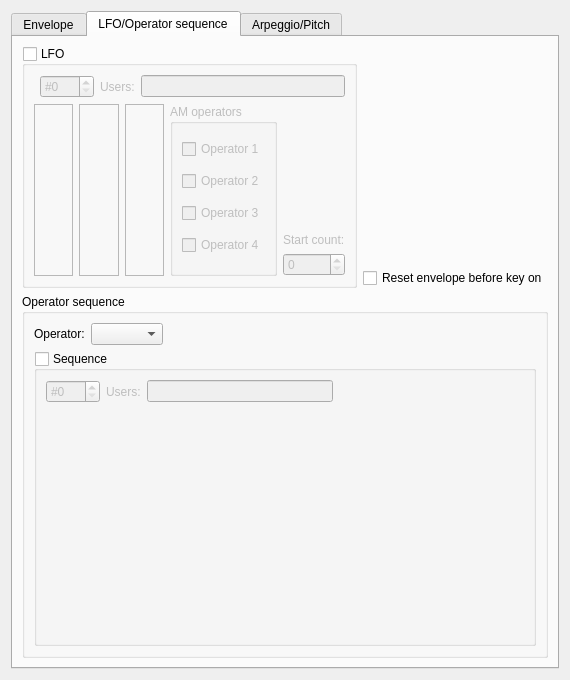
Old version of the form BambooTracker/gui/instrument_editor/instrument_editor_fm_form.ui in the repository BambooTracker/BambooTracker.
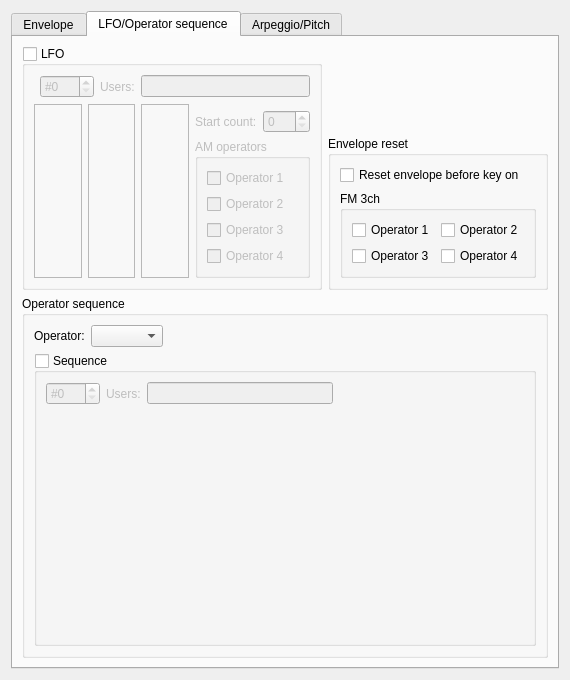
New version of the form. The open tabs and pages were chosen to show the change. Custom widgets are drawn as their Qt base class.

What changed in the file:
```diff
--- a/BambooTracker/gui/instrument_editor/instrument_editor_fm_form.ui
+++ b/BambooTracker/gui/instrument_editor/instrument_editor_fm_form.ui
@@ -149,6 +149,96 @@
        <string>LFO/Operator sequence</string>
       </attribute>
       <layout class="QGridLayout" name="gridLayout_3" rowstretch="4,6,0" columnstretch="0,0">
+       <item row="1" column="0" rowspan="2" colspan="2">
+        <widget class="QGroupBox" name="opSeqGroupBox">
+         <property name="title">
+          <string>Operator sequence</string>
+         </property>
+         <layout class="QGridLayout" name="gridLayout_12">
+          <item row="0" column="0">
+           <widget class="QLabel" name="opSeqTypeLabel">
+            <property name="text">
+             <string>Operator:</string>
+            </property>
+           </widget>
+          </item>
+          <item row="0" column="1">
+           <widget class="QComboBox" name="opSeqTypeComboBox"/>
+          </item>
+          <item row="0" column="2">
+           <spacer name="horizontalSpacer">
+            <property name="orientation">
+             <enum>Qt::Horizontal</enum>
+            </property>
+            <property name="sizeHint" stdset="0">
+             <size>
+              <width>40</width>
+              <height>20</height>
+             </size>
+            </property>
+           </spacer>
+          </item>
+          <item row="1" column="0" colspan="3">
+           <widget class="QGroupBox" name="opSeqEditGroupBox">
+            <property name="title">
+             <string>Sequence</string>
+            </property>
+            <property name="checkable">
+             <bool>true</bool>
+            </property>
+            <property name="checked">
+             <bool>false</bool>
+            </property>
+            <layout class="QGridLayout" name="gridLayout_10">
+             <item row="1" column="0" colspan="4">
+              <widget class="VisualizedInstrumentMacroEditor" name="opSeqEditor" native="true"/>
+             </item>
+             <item row="0" column="3">
+              <spacer name="horizontalSpacer_5">
+               <property name="orientation">
+                <enum>Qt::Horizontal</enum>
+               </property>
+               <property name="sizeHint" stdset="0">
+                <size>
+                 <width>40</width>
+                 <height>20</height>
+                </size>
+               </property>
+              </spacer>
+             </item>
+             <item row="0" column="2">
+              <widget class="QLineEdit" name="opSeqUsersLineEdit">
+               <property name="enabled">
+                <bool>false</bool>
+               </property>
+               <property name="readOnly">
+                <bool>true</bool>
+               </property>
+              </widget>
+             </item>
+             <item row="0" column="0">
+              <widget class="QSpinBox" name="opSeqNumSpinBox">
+               <property name="prefix">
+                <string>#</string>
+               </property>
+               <property name="maximum">
+                <number>127</number>
+               </property>
+              </widget>
+             </item>
+             <item row="0" column="1" alignment="Qt::AlignRight">
+              <widget class="QLabel" name="opSeqUsersLabel">
+               <property name="text">
+                <string>Users:</string>
+               </property>
+              </widget>
+             </item>
+            </layout>
+           </widget>
+          </item>
+         </layout>
+        </widget>
+       </item>
        <item row="0" column="0">
         <widget class="QGroupBox" name="lfoGroupBox">
          <property name="title">
@@ -190,30 +280,34 @@
           </item>
           <item row="1" column="0" colspan="4">
            <layout class="QGridLayout" name="gridLayout_7">
-            <item row="1" column="4" alignment="Qt::AlignHCenter">
-             <widget class="QLabel" name="lfoStartLabel">
-              <property name="text">
-               <string>Start count:</string>
+            <item row="0" column="2" rowspan="3">
+             <widget class="LabeledVerticalSlider" name="amsSlider">
+              <property name="frameShape">
+               <enum>QFrame::StyledPanel</enum>
               </property>
              </widget>
             </item>
-            <item row="2" column="4">
-             <widget class="QSpinBox" name="lfoStartSpinBox"/>
+            <item row="0" column="1" rowspan="3">
+             <widget class="LabeledVerticalSlider" name="pmsSlider">
+              <property name="frameShape">
+               <enum>QFrame::StyledPanel</enum>
+              </property>
+              <property name="frameShadow">
+               <enum>QFrame::Raised</enum>
+              </property>
+             </widget>
             </item>
-            <item row="0" column="4">
-             <spacer name="verticalSpacer_3">
-              <property name="orientation">
-               <enum>Qt::Vertical</enum>
+            <item row="0" column="0" rowspan="3">
+             <widget class="LabeledVerticalSlider" name="lfoFreqSlider">
+              <property name="frameShape">
+               <enum>QFrame::StyledPanel</enum>
               </property>
-              <property name="sizeHint" stdset="0">
-               <size>
-                <width>20</width>
-                <height>40</height>
-               </size>
+              <property name="frameShadow">
+               <enum>QFrame::Raised</enum>
               </property>
-             </spacer>
+             </widget>
             </item>
-            <item row="0" column="3" rowspan="3">
+            <item row="2" column="3" colspan="2">
              <widget class="QGroupBox" name="amOpsGroupBox">
               <property name="title">
                <string>AM operators</string>
@@ -250,35 +344,31 @@
               </layout>
              </widget>
             </item>
-            <item row="0" column="2" rowspan="3">
-             <widget class="LabeledVerticalSlider" name="amsSlider">
-              <property name="frameShape">
-               <enum>QFrame::StyledPanel</enum>
+            <item row="1" column="3">
+             <widget class="QLabel" name="lfoStartLabel">
+              <property name="text">
+               <string>Start count:</string>
               </property>
               <property name="frameShadow">
                <enum>QFrame::Raised</enum>
               </property>
              </widget>
             </item>
-            <item row="0" column="1" rowspan="3">
-             <widget class="LabeledVerticalSlider" name="pmsSlider">
-              <property name="frameShape">
-               <enum>QFrame::StyledPanel</enum>
-              </property>
-              <property name="frameShadow">
-               <enum>QFrame::Raised</enum>
-              </property>
-             </widget>
+            <item row="1" column="4">
+             <widget class="QSpinBox" name="lfoStartSpinBox"/>
             </item>
-            <item row="0" column="0" rowspan="3">
-             <widget class="LabeledVerticalSlider" name="lfoFreqSlider">
-              <property name="frameShape">
-               <enum>QFrame::StyledPanel</enum>
+            <item row="0" column="3">
+             <spacer name="verticalSpacer">
+              <property name="orientation">
+               <enum>Qt::Vertical</enum>
               </property>
-              <property name="frameShadow">
-               <enum>QFrame::Raised</enum>
+              <property name="sizeHint" stdset="0">
+               <size>
+                <width>20</width>
+                <height>40</height>
+               </size>
               </property>
-             </widget>
+             </spacer>
             </item>
            </layout>
           </item>
@@ -287,7 +377,13 @@
        </item>
        <item row="0" column="1">
         <layout class="QGridLayout" name="gridLayout_8">
-         <item row="1" column="0" colspan="2">
+         <item row="1" column="0">
+          <widget class="QGroupBox" name="envResetGroupBox">
+           <property name="title">
+            <string>Envelope reset</string>
+           </property>
+           <layout class="QGridLayout" name="gridLayout_15">
+            <item row="0" column="0">
           <widget class="QCheckBox" name="envResetCheckBox">
            <property name="text">
             <string>Reset envelope before key on</string>
@@ -297,6 +393,46 @@
            </property>
           </widget>
          </item>
+            <item row="1" column="0">
+             <widget class="QGroupBox" name="envResetFm3GroupBox">
+              <property name="title">
+               <string>FM 3ch</string>
+              </property>
+              <layout class="QGridLayout" name="gridLayout_16">
+               <item row="0" column="0">
+                <widget class="QCheckBox" name="envResetOp1CheckBox">
+                 <property name="text">
+                  <string>Operator 1</string>
+                 </property>
+                </widget>
+               </item>
+               <item row="0" column="1">
+                <widget class="QCheckBox" name="envResetOp2CheckBox">
+                 <property name="text">
+                  <string>Operator 2</string>
+                 </property>
+                </widget>
+               </item>
+               <item row="1" column="0">
+                <widget class="QCheckBox" name="envResetOp3CheckBox">
+                 <property name="text">
+                  <string>Operator 3</string>
+                 </property>
+                </widget>
+               </item>
+               <item row="1" column="1">
+                <widget class="QCheckBox" name="envResetOp4CheckBox">
+                 <property name="text">
+                  <string>Operator 4</string>
+                 </property>
+                </widget>
+               </item>
+              </layout>
+             </widget>
+            </item>
+           </layout>
+          </widget>
+         </item>
          <item row="0" column="0">
           <spacer name="verticalSpacer_2">
            <property name="orientation">
@@ -312,96 +448,6 @@
          </item>
         </layout>
        </item>
-       <item row="1" column="0" rowspan="2" colspan="2">
-        <widget class="QGroupBox" name="groupBox">
-         <property name="title">
-          <string>Operator sequence</string>
-         </property>
-         <layout class="QGridLayout" name="gridLayout_12">
-          <item row="0" column="0">
-           <widget class="QLabel" name="opSeqTypeLabel">
-            <property name="text">
-             <string>Operator:</string>
-            </property>
-           </widget>
-          </item>
-          <item row="0" column="1">
-           <widget class="QComboBox" name="opSeqTypeComboBox"/>
-          </item>
-          <item row="0" column="2">
-           <spacer name="horizontalSpacer">
-            <property name="orientation">
-             <enum>Qt::Horizontal</enum>
-            </property>
-            <property name="sizeHint" stdset="0">
-             <size>
-              <width>40</width>
-              <height>20</height>
-             </size>
-            </property>
-           </spacer>
-          </item>
-          <item row="1" column="0" colspan="3">
-           <widget class="QGroupBox" name="opSeqEditGroupBox">
-            <property name="title">
-             <string>Sequence</string>
-            </property>
-            <property name="checkable">
-             <bool>true</bool>
-            </property>
-            <property name="checked">
-             <bool>false</bool>
-            </property>
-            <layout class="QGridLayout" name="gridLayout_10">
-             <item row="1" column="0" colspan="4">
-              <widget class="VisualizedInstrumentMacroEditor" name="opSeqEditor" native="true"/>
-             </item>
-             <item row="0" column="3">
-              <spacer name="horizontalSpacer_5">
-               <property name="orientation">
-                <enum>Qt::Horizontal</enum>
-               </property>
-               <property name="sizeHint" stdset="0">
-                <size>
-                 <width>40</width>
-                 <height>20</height>
-                </size>
-               </property>
-              </spacer>
-             </item>
-             <item row="0" column="2">
-              <widget class="QLineEdit" name="opSeqUsersLineEdit">
-               <property name="enabled">
-                <bool>false</bool>
-               </property>
-               <property name="readOnly">
-                <bool>true</bool>
-               </property>
-              </widget>
-             </item>
-             <item row="0" column="0">
-              <widget class="QSpinBox" name="opSeqNumSpinBox">
-               <property name="prefix">
-                <string>#</string>
-               </property>
-               <property name="maximum">
-                <number>127</number>
-               </property>
-              </widget>
-             </item>
-             <item row="0" column="1" alignment="Qt::AlignRight">
-              <widget class="QLabel" name="opSeqUsersLabel">
-               <property name="text">
-                <string>Users:</string>
-               </property>
-              </widget>
-             </item>
-            </layout>
-           </widget>
-          </item>
-         </layout>
-        </widget>
-       </item>
       </layout>
      </widget>
      <widget class="QWidget" name="tab_3">
```
Left out of the diff: 212 changed lines with no effect on the pictures. Lines whose indentation alone changed are shown as unchanged.
